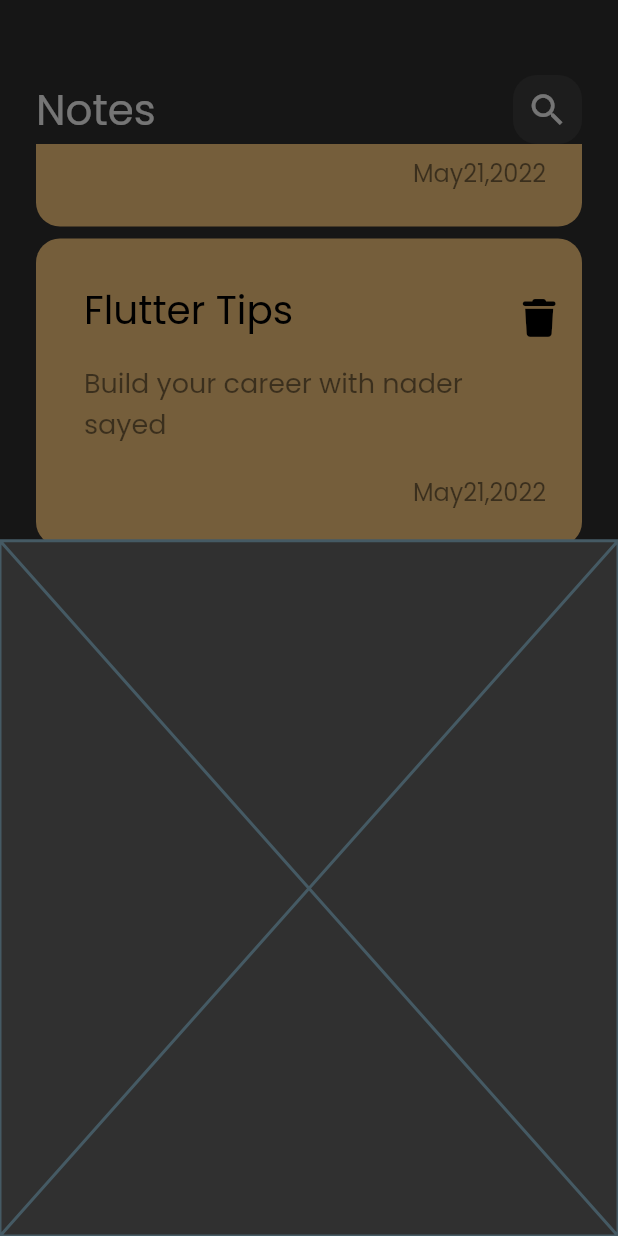
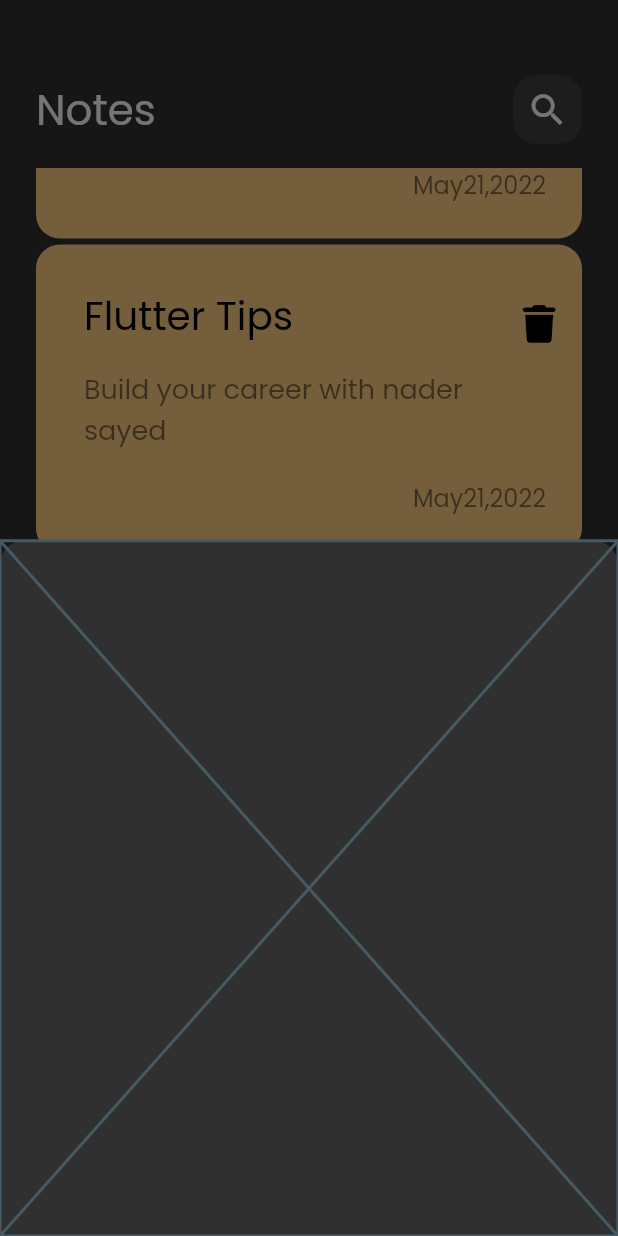
Before and after one commit to Nadersaye/notes_app, a Flutter app: the screen it shows after launch, scrolled down 576 dp, after a tap on the "add" icon, on a phone screen of 412 x 824 dp. Run offline on Flutter 3.47's test engine with Material 2 defaults, Android fonts, the phone set to English and light mode, and no system bars; our stand-ins replace font_awesome_flutter.

Commit message:
add border radius for note bottom sheet

```diff
--- a/lib/features/notes feature/presentation/views/notes_view.dart
+++ b/lib/features/notes feature/presentation/views/notes_view.dart
@@ -12,6 +12,10 @@ class NotesView extends StatelessWidget {
       floatingActionButton: FloatingActionButton(
         onPressed: () {
           showModalBottomSheet(
+              shape: const RoundedRectangleBorder(
+                  borderRadius: BorderRadius.only(
+                      topLeft: Radius.circular(16),
+                      topRight: Radius.circular(16))),
               context: context,
               builder: (context) => const AddNoteBottomSheet());
         },
--- a/lib/features/notes feature/presentation/views/widgets/custom_notes_listview.dart
+++ b/lib/features/notes feature/presentation/views/widgets/custom_notes_listview.dart
@@ -6,11 +6,15 @@ class CustomNotesListview extends StatelessWidget {
 
   @override
   Widget build(BuildContext context) {
-    return ListView.builder(
-      itemBuilder: (BuildContext context, int index) {
-        return const Padding(
-            padding: EdgeInsets.only(bottom: 8), child: CustomNoteItem());
-      },
+    return Padding(
+      padding: const EdgeInsets.symmetric(vertical: 16),
+      child: ListView.builder(
+        padding: EdgeInsets.zero,
+        itemBuilder: (BuildContext context, int index) {
+          return const Padding(
+              padding: EdgeInsets.only(bottom: 4), child: CustomNoteItem());
+        },
+      ),
     );
   }
 }
```
